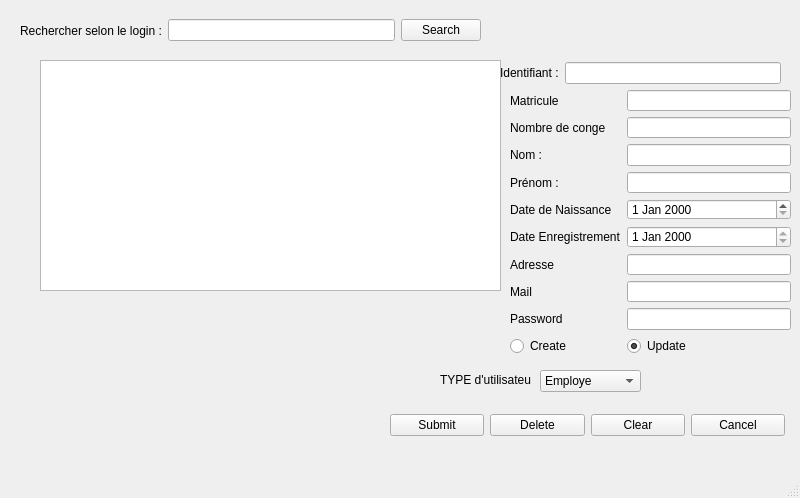
This is adminui.ui in ElHadjiOumar/GestionConge as Qt 5 draws it before an edit. The edited form follows.
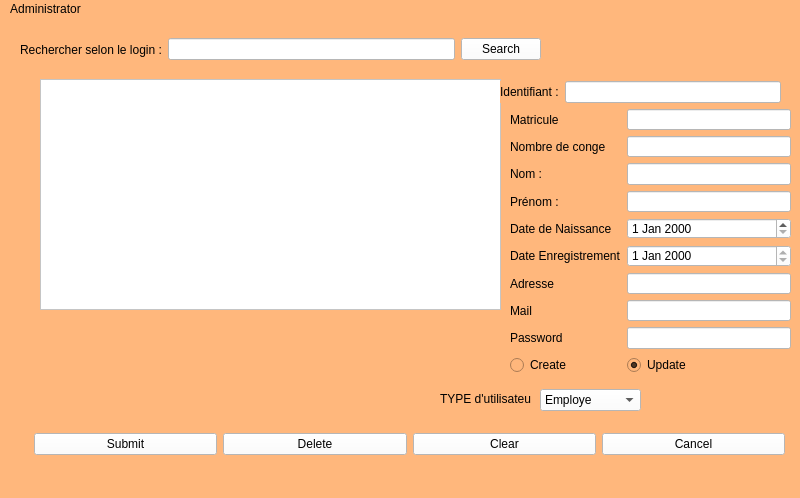
This is the edited form. Icons and pictures are not drawn.

What changed in the file:
```diff
--- a/adminui.ui
+++ b/adminui.ui
@@ -13,43 +13,98 @@
   <property name="windowTitle">
    <string>MainWindow</string>
   </property>
+  <property name="styleSheet">
+   <string notr="true">background-color: rgb(255, 183, 124);</string>
+  </property>
   <widget class="QWidget" name="centralwidget">
    <widget class="QWidget" name="gridLayoutWidget">
     <property name="geometry">
      <rect>
-      <x>390</x>
+      <x>34</x>
       <y>410</y>
-      <width>395</width>
+      <width>751</width>
       <height>31</height>
      </rect>
     </property>
     <layout class="QGridLayout" name="gridLayout">
      <item row="0" column="3">
       <widget class="QPushButton" name="pushButtonClear">
+       <property name="styleSheet">
+        <string notr="true">background-color: rgb(255, 255, 255);</string>
+       </property>
        <property name="text">
         <string>Clear</string>
        </property>
+       <property name="icon">
+        <iconset resource="../images/images.qrc">
+         <normaloff>:/vider.png</normaloff>:/vider.png</iconset>
+       </property>
+       <property name="iconSize">
+        <size>
+         <width>20</width>
+         <height>20</height>
+        </size>
+       </property>
       </widget>
      </item>
      <item row="0" column="4">
       <widget class="QPushButton" name="pushButtonCancel">
+       <property name="styleSheet">
+        <string notr="true">background-color: rgb(255, 255, 255);</string>
+       </property>
        <property name="text">
         <string>Cancel</string>
        </property>
+       <property name="icon">
+        <iconset resource="../images/images.qrc">
+         <normaloff>:/download.jfif</normaloff>:/download.jfif</iconset>
+       </property>
+       <property name="iconSize">
+        <size>
+         <width>20</width>
+         <height>20</height>
+        </size>
+       </property>
       </widget>
      </item>
      <item row="0" column="2">
       <widget class="QPushButton" name="pushButtonDelete">
+       <property name="styleSheet">
+        <string notr="true">background-color: rgb(255, 255, 255);</string>
+       </property>
        <property name="text">
         <string>Delete</string>
        </property>
+       <property name="icon">
+        <iconset resource="../images/images.qrc">
+         <normaloff>:/delete.png</normaloff>:/delete.png</iconset>
+       </property>
+       <property name="iconSize">
+        <size>
+         <width>20</width>
+         <height>20</height>
+        </size>
+       </property>
       </widget>
      </item>
      <item row="0" column="1">
       <widget class="QPushButton" name="pushButtonSubmit">
+       <property name="styleSheet">
+        <string notr="true">background-color: rgb(255, 255, 255);</string>
+       </property>
        <property name="text">
         <string>Submit</string>
        </property>
+       <property name="icon">
+        <iconset resource="../images/images.qrc">
+         <normaloff>:/images (1).jfif</normaloff>:/images (1).jfif</iconset>
+       </property>
+       <property name="iconSize">
+        <size>
+         <width>20</width>
+         <height>20</height>
+        </size>
+       </property>
       </widget>
      </item>
     </layout>
@@ -59,7 +114,7 @@
      <rect>
       <x>20</x>
       <y>10</y>
-      <width>461</width>
+      <width>521</width>
       <height>41</height>
      </rect>
     </property>
@@ -72,13 +127,30 @@
       </widget>
      </item>
      <item>
-      <widget class="QLineEdit" name="lineEditSearch"/>
+      <widget class="QLineEdit" name="lineEditSearch">
+       <property name="styleSheet">
+        <string notr="true">background-color: rgb(255, 255, 255);</string>
+       </property>
+      </widget>
      </item>
      <item>
       <widget class="QPushButton" name="pushButtonSearch">
+       <property name="styleSheet">
+        <string notr="true">background-color: rgb(255, 255, 255);</string>
+       </property>
        <property name="text">
         <string>Search</string>
        </property>
+       <property name="icon">
+        <iconset resource="../images/images.qrc">
+         <normaloff>:/search.png</normaloff>:/search.png</iconset>
+       </property>
+       <property name="iconSize">
+        <size>
+         <width>20</width>
+         <height>20</height>
+        </size>
+       </property>
       </widget>
      </item>
     </layout>
@@ -92,6 +164,10 @@
       <height>231</height>
      </rect>
     </property>
+    <property name="styleSheet">
+     <string notr="true">
+background-color: rgb(255, 255, 255);</string>
+    </property>
     <property name="sizeAdjustPolicy">
      <enum>QAbstractScrollArea::AdjustIgnored</enum>
     </property>
@@ -135,7 +211,11 @@
       </widget>
      </item>
      <item row="1" column="1">
-      <widget class="QLineEdit" name="lineEditConge"/>
+      <widget class="QLineEdit" name="lineEditConge">
+       <property name="styleSheet">
+        <string notr="true">background-color: rgb(255, 255, 255);</string>
+       </property>
+      </widget>
      </item>
      <item row="2" column="0">
       <widget class="QLabel" name="labelNom">
@@ -145,7 +225,11 @@
       </widget>
      </item>
      <item row="2" column="1">
-      <widget class="QLineEdit" name="lineEditNom"/>
+      <widget class="QLineEdit" name="lineEditNom">
+       <property name="styleSheet">
+        <string notr="true">background-color: rgb(255, 255, 255);</string>
+       </property>
+      </widget>
      </item>
      <item row="11" column="0">
       <widget class="QRadioButton" name="radioButtonCreate">
@@ -168,7 +252,11 @@
       </widget>
      </item>
      <item row="3" column="1">
-      <widget class="QLineEdit" name="lineEditPrenom"/>
+      <widget class="QLineEdit" name="lineEditPrenom">
+       <property name="styleSheet">
+        <string notr="true">background-color: rgb(255, 255, 255);</string>
+       </property>
+      </widget>
      </item>
      <item row="3" column="0">
       <widget class="QLabel" name="labelPrenom">
@@ -206,20 +294,35 @@
       </widget>
      </item>
      <item row="6" column="1">
-      <widget class="QLineEdit" name="lineEditAdresse"/>
+      <widget class="QLineEdit" name="lineEditAdresse">
+       <property name="styleSheet">
+        <string notr="true">background-color: rgb(255, 255, 255);</string>
+       </property>
+      </widget>
      </item>
      <item row="7" column="1">
-      <widget class="QLineEdit" name="lineEditLogin"/>
+      <widget class="QLineEdit" name="lineEditLogin">
+       <property name="styleSheet">
+        <string notr="true">background-color: rgb(255, 255, 255);</string>
+       </property>
+      </widget>
      </item>
      <item row="8" column="1">
       <widget class="QLineEdit" name="lineEditPassword">
+       <property name="styleSheet">
+        <string notr="true">background-color: rgb(255, 255, 255);</string>
+       </property>
        <property name="echoMode">
         <enum>QLineEdit::Password</enum>
        </property>
       </widget>
      </item>
      <item row="4" column="1">
-      <widget class="QDateEdit" name="dateEdit"/>
+      <widget class="QDateEdit" name="dateEdit">
+       <property name="styleSheet">
+        <string notr="true">background-color: rgb(255, 255, 255);</string>
+       </property>
+      </widget>
      </item>
      <item row="0" column="0">
       <widget class="QLabel" name="label_2">
@@ -229,7 +332,11 @@
       </widget>
      </item>
      <item row="0" column="1">
-      <widget class="QLineEdit" name="lineEditMatricule"/>
+      <widget class="QLineEdit" name="lineEditMatricule">
+       <property name="styleSheet">
+        <string notr="true">background-color: rgb(255, 255, 255);</string>
+       </property>
+      </widget>
      </item>
      <item row="5" column="0">
       <widget class="QLabel" name="labelEnregistrement">
@@ -240,6 +347,9 @@
      </item>
      <item row="5" column="1">
       <widget class="QDateEdit" name="dateEdit_2">
+       <property name="styleSheet">
+        <string notr="true">background-color: rgb(255, 255, 255);</string>
+       </property>
        <property name="readOnly">
         <bool>true</bool>
        </property>
@@ -266,6 +376,9 @@
      </item>
      <item>
       <widget class="QLineEdit" name="lineEditIdentifiant">
+       <property name="styleSheet">
+        <string notr="true">background-color: rgb(255, 255, 255);</string>
+       </property>
        <property name="readOnly">
         <bool>true</bool>
        </property>
@@ -282,6 +395,9 @@
       <height>22</height>
      </rect>
     </property>
+    <property name="styleSheet">
+     <string notr="true">background-color: rgb(255, 255, 255);</string>
+    </property>
     <item>
      <property name="text">
       <string>Employe</string>
@@ -323,9 +439,15 @@
      <x>0</x>
      <y>0</y>
      <width>800</width>
-     <height>22</height>
+     <height>21</height>
     </rect>
    </property>
+   <widget class="QMenu" name="menuAdministrator">
+    <property name="title">
+     <string>Administrator</string>
+    </property>
+   </widget>
+   <addaction name="menuAdministrator"/>
   </widget>
   <widget class="QStatusBar" name="statusbar"/>
  </widget>
```
Left out of the diff: 5 changed lines with no effect on the pictures.
